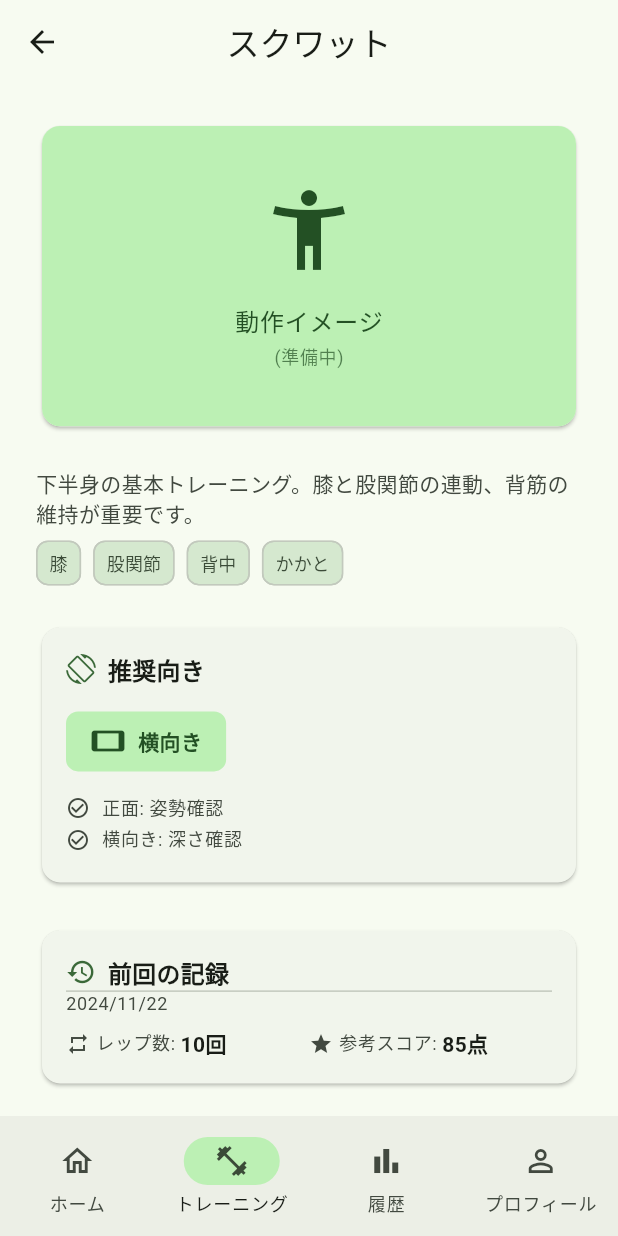
After one commit to Daiki01234567/ai_fitness_app, a Flutter app: the ExerciseDetailScreen screen opened by its route, on a phone screen of 412 x 824 dp. The commit adds this screen. Run offline on Flutter 3.47's test engine with Material 3 defaults, Android fonts, the phone set to English and light mode, and no system bars; our stand-ins replace camera, cloud_firestore, cloud_functions, connectivity_plus, firebase_auth, firebase_core and 6 more; missing offline and left inert: google_mlkit_pose_detection; accounts and stored records are empty; Roboto replaces fonts that are missing (NotoSansJP).

Commit message:
feat: 種目詳細画面を追加し、ボトムナビゲーションを実装
- 種目詳細画面（exercise_detail_screen.dart）を新規作成
  - 動作イメージ、推奨向き、前回記録、目標レップ数入力
  - 仕様書（05_画面遷移図）に準拠
- 種目選択画面にボトムナビゲーションを追加
- 画面遷移フローを修正: 種目選択 → 種目詳細 → カメラ設定
- カメラ設定画面の戻るボタンエラー（GoError: nothing to pop）を修正
- ルーティングに /training/detail を追加

🤖 Generated with [Claude Code](https://claude.com/claude-code)

Co-Authored-By: Claude <noreply@anthropic.com>

```diff
--- a/flutter_app/lib/core/router/app_router.dart
+++ b/flutter_app/lib/core/router/app_router.dart
@@ -22,6 +22,7 @@ import '../../screens/session/pre_session_screen.dart';
 import '../../screens/session/active_session_screen.dart';
 import '../../screens/session/session_result_screen.dart';
 import '../../screens/session/exercise_selection_screen.dart';
+import '../../screens/session/exercise_detail_screen.dart';
 import '../../screens/history/history_screen.dart';
 import '../../screens/analytics/analytics_screen.dart';
 
@@ -35,6 +36,7 @@ class AppRoutes {
   static const passwordReset = '/password-reset';
   static const home = '/home';
   static const training = '/training';
+  static const trainingDetail = '/training/detail';
   static const trainingSetup = '/training/setup';
   static const trainingActive = '/training/active';
   static const trainingResult = '/training/result';
@@ -163,6 +165,19 @@ final appRouterProvider = Provider<GoRouter>((ref) {
         builder: (context, state) => const ExerciseSelectionScreen(),
       ),
       GoRoute(
+        path: AppRoutes.trainingDetail,
+        builder: (context, state) {
+          final exerciseTypeStr = state.uri.queryParameters['exercise'];
+          final exerciseType = exerciseTypeStr != null
+              ? ExerciseType.values.firstWhere(
+                  (e) => e.name == exerciseTypeStr,
+                  orElse: () => ExerciseType.squat,
+                )
+              : ExerciseType.squat;
+          return ExerciseDetailScreen(exerciseType: exerciseType);
+        },
+      ),
+      GoRoute(
         path: AppRoutes.trainingSetup,
         builder: (context, state) {
           final exerciseTypeStr = state.uri.queryParameters['exercise'];
@@ -264,6 +279,10 @@ extension GoRouterExtension on BuildContext {
   /// トレーニング（種目選択）に移動
   void goToTraining() => GoRouter.of(this).go(AppRoutes.training);
 
+  /// 種目詳細画面に移動
+  void goToExerciseDetail(ExerciseType exerciseType) =>
+      GoRouter.of(this).go('${AppRoutes.trainingDetail}?exercise=${exerciseType.name}');
+
   /// 種目タイプ付きでトレーニングセットアップに移動
   void goToTrainingSetup(ExerciseType exerciseType) =>
       GoRouter.of(this).go('${AppRoutes.trainingSetup}?exercise=${exerciseType.name}');
--- /dev/null
+++ b/flutter_app/lib/screens/session/exercise_detail_screen.dart
@@ -0,0 +1,557 @@
+/// Exercise Detail Screen
+///
+/// Displays exercise details, previous records, and goal setting before training.
+/// Reference: docs/specs/05_画面遷移図_ワイヤーフレーム_v3_3.md (3.7)
+///
+/// Features:
+/// - Exercise demonstration image/GIF
+/// - Recommended camera orientation
+/// - Previous session records
+/// - Target reps input
+/// - Navigation to camera setup
+///
+/// Legal notice: This is NOT a medical device.
+/// All feedback is for reference purposes only.
+library;
+
+import 'package:flutter/material.dart';
+import 'package:flutter/services.dart';
+import 'package:flutter_riverpod/flutter_riverpod.dart';
+
+import '../../core/form_analyzer/form_analyzer.dart';
+import '../../core/router/app_router.dart';
+import '../../core/session/session_state.dart';
+import '../../core/theme/app_theme.dart';
+import '../home/home_screen.dart';
+
+/// Exercise detail screen
+class ExerciseDetailScreen extends ConsumerStatefulWidget {
+  const ExerciseDetailScreen({
+    required this.exerciseType,
+    super.key,
+  });
+
+  final ExerciseType exerciseType;
+
+  @override
+  ConsumerState<ExerciseDetailScreen> createState() =>
+      _ExerciseDetailScreenState();
+}
+
+class _ExerciseDetailScreenState extends ConsumerState<ExerciseDetailScreen> {
+  final _targetRepsController = TextEditingController(text: '10');
+  final _formKey = GlobalKey<FormState>();
+
+  @override
+  void dispose() {
+    _targetRepsController.dispose();
+    super.dispose();
+  }
+
+  String _getRecommendedOrientation() {
+    switch (widget.exerciseType) {
+      case ExerciseType.squat:
+      case ExerciseType.pushUp:
+        return '横向き';
+      case ExerciseType.armCurl:
+      case ExerciseType.sideRaise:
+      case ExerciseType.shoulderPress:
+        return '正面';
+    }
+  }
+
+  List<String> _getOrientationHints() {
+    switch (widget.exerciseType) {
+      case ExerciseType.squat:
+        return ['正面: 姿勢確認', '横向き: 深さ確認'];
+      case ExerciseType.pushUp:
+        return ['横向き: 肘の角度確認', '正面: 左右対称確認'];
+      case ExerciseType.armCurl:
+        return ['正面: 左右対称確認', '横向き: 肘の固定確認'];
+      case ExerciseType.sideRaise:
+        return ['正面: 腕の挙上確認', '横向き: 体幹の安定確認'];
+      case ExerciseType.shoulderPress:
+        return ['正面: 左右対称確認', '横向き: 肘の軌道確認'];
+    }
+  }
+
+  IconData _getExerciseIcon() {
+    switch (widget.exerciseType) {
+      case ExerciseType.squat:
+        return Icons.accessibility_new;
+      case ExerciseType.armCurl:
+        return Icons.fitness_center;
+      case ExerciseType.sideRaise:
+        return Icons.open_with;
+      case ExerciseType.shoulderPress:
+        return Icons.arrow_upward;
+      case ExerciseType.pushUp:
+        return Icons.horizontal_rule;
+    }
+  }
+
+  void _startTraining() {
+    if (!_formKey.currentState!.validate()) {
+      return;
+    }
+
+    final targetReps = int.tryParse(_targetRepsController.text) ?? 10;
+
+    // Update session config with target reps
+    ref.read(trainingSessionProvider.notifier).initializeSession(
+          widget.exerciseType,
+          config: SessionConfig(
+            exerciseType: widget.exerciseType,
+            targetReps: targetReps,
+          ),
+        );
+
+    // Navigate to camera setup
+    context.goToTrainingSetup(widget.exerciseType);
+  }
+
+  void _navigateToTab(int index) {
+    ref.read(bottomNavIndexProvider.notifier).state = index;
+    switch (index) {
+      case 0:
+        context.goToHome();
+        break;
+      case 1:
+        context.goToTraining();
+        break;
+      case 2:
+        context.goToHistory();
+        break;
+      case 3:
+        context.goToProfile();
+        break;
+    }
+  }
+
+  @override
+  Widget build(BuildContext context) {
+    final exerciseName = AnalyzerFactory.getDisplayName(widget.exerciseType);
+    final description = AnalyzerFactory.getDescription(widget.exerciseType);
+    final bodyParts = AnalyzerFactory.getKeyBodyParts(widget.exerciseType);
+
+    return Scaffold(
+      appBar: AppBar(
+        leading: IconButton(
+          icon: const Icon(Icons.arrow_back),
+          onPressed: () => context.goToTraining(),
+        ),
+        title: Text(exerciseName),
+      ),
+      body: SafeArea(
+        child: SingleChildScrollView(
+          padding: const EdgeInsets.all(AppSpacing.lg),
+          child: Form(
+            key: _formKey,
+            child: Column(
+              crossAxisAlignment: CrossAxisAlignment.stretch,
+              children: [
+                // Exercise demonstration placeholder
+                _buildExerciseDemo(context),
+                const SizedBox(height: AppSpacing.lg),
+
+                // Exercise description
+                _buildDescriptionSection(context, description, bodyParts),
+                const SizedBox(height: AppSpacing.lg),
+
+                // Recommended orientation
+                _buildOrientationSection(context),
+                const SizedBox(height: AppSpacing.lg),
+
+                // Previous record
+                _buildPreviousRecordSection(context),
+                const SizedBox(height: AppSpacing.lg),
+
+                // Target reps input
+                _buildTargetRepsSection(context),
+                const SizedBox(height: AppSpacing.xl),
+
+                // Start button
+                FilledButton(
+                  onPressed: _startTraining,
+                  style: FilledButton.styleFrom(
+                    minimumSize: const Size.fromHeight(56),
+                  ),
+                  child: const Row(
+                    mainAxisAlignment: MainAxisAlignment.center,
+                    children: [
+                      Icon(Icons.play_arrow),
+                      SizedBox(width: AppSpacing.sm),
+                      Text(
+                        '開始する',
+                        style: TextStyle(
+                          fontSize: 18,
+                          fontWeight: FontWeight.bold,
+                        ),
+                      ),
+                    ],
+                  ),
+                ),
+              ],
+            ),
+          ),
+        ),
+      ),
+      bottomNavigationBar: NavigationBar(
+        selectedIndex: 1, // Training tab is selected
+        onDestinationSelected: _navigateToTab,
+        destinations: const [
+          NavigationDestination(
+            icon: Icon(Icons.home_outlined),
+            selectedIcon: Icon(Icons.home),
+            label: 'ホーム',
+          ),
+          NavigationDestination(
+            icon: Icon(Icons.fitness_center_outlined),
+            selectedIcon: Icon(Icons.fitness_center),
+            label: 'トレーニング',
+          ),
+          NavigationDestination(
+            icon: Icon(Icons.bar_chart_outlined),
+            selectedIcon: Icon(Icons.bar_chart),
+            label: '履歴',
+          ),
+          NavigationDestination(
+            icon: Icon(Icons.person_outline),
+            selectedIcon: Icon(Icons.person),
+            label: 'プロフィール',
+          ),
+        ],
+      ),
+    );
+  }
+
+  /// Build exercise demonstration section
+  Widget _buildExerciseDemo(BuildContext context) {
+    return Card(
+      clipBehavior: Clip.antiAlias,
+      child: AspectRatio(
+        aspectRatio: 16 / 9,
+        child: Container(
+          color: Theme.of(context).colorScheme.primaryContainer,
+          child: Column(
+            mainAxisAlignment: MainAxisAlignment.center,
+            children: [
+              Icon(
+                _getExerciseIcon(),
+                size: 64,
+                color: Theme.of(context).colorScheme.onPrimaryContainer,
+              ),
+              const SizedBox(height: AppSpacing.md),
+              Text(
+                '動作イメージ',
+                style: Theme.of(context).textTheme.bodyLarge?.copyWith(
+                      color: Theme.of(context).colorScheme.onPrimaryContainer,
+                    ),
+              ),
+              const SizedBox(height: AppSpacing.xs),
+              Text(
+                '(準備中)',
+                style: Theme.of(context).textTheme.bodySmall?.copyWith(
+                      color: Theme.of(context)
+                          .colorScheme
+                          .onPrimaryContainer
+                          .withValues(alpha: 0.7),
+                    ),
+              ),
+            ],
+          ),
+        ),
+      ),
+    );
+  }
+
+  /// Build description section
+  Widget _buildDescriptionSection(
+    BuildContext context,
+    String description,
+    List<String> bodyParts,
+  ) {
+    return Column(
+      crossAxisAlignment: CrossAxisAlignment.start,
+      children: [
+        Text(
+          description,
+          style: Theme.of(context).textTheme.bodyMedium?.copyWith(
+                color: Theme.of(context).colorScheme.onSurfaceVariant,
+              ),
+        ),
+        const SizedBox(height: AppSpacing.sm),
+        Wrap(
+          spacing: AppSpacing.sm,
+          runSpacing: AppSpacing.xs,
+          children: bodyParts.map((part) {
+            return Chip(
+              label: Text(part),
+              backgroundColor: Theme.of(context).colorScheme.secondaryContainer,
+              labelStyle: TextStyle(
+                color: Theme.of(context).colorScheme.onSecondaryContainer,
+                fontSize: 12,
+              ),
+              materialTapTargetSize: MaterialTapTargetSize.shrinkWrap,
+              padding: EdgeInsets.zero,
+              visualDensity: VisualDensity.compact,
+            );
+          }).toList(),
+        ),
+      ],
+    );
+  }
+
+  /// Build recommended orientation section
+  Widget _buildOrientationSection(BuildContext context) {
+    return Card(
+      child: Padding(
+        padding: const EdgeInsets.all(AppSpacing.md),
+        child: Column(
+          crossAxisAlignment: CrossAxisAlignment.start,
+          children: [
+            Row(
+              children: [
+                Icon(
+                  Icons.screen_rotation,
+                  size: 20,
+                  color: Theme.of(context).colorScheme.primary,
+                ),
+                const SizedBox(width: AppSpacing.sm),
+                Text(
+                  '推奨向き',
+                  style: Theme.of(context).textTheme.titleMedium?.copyWith(
+                        fontWeight: FontWeight.bold,
+                      ),
+                ),
+              ],
+            ),
+            const SizedBox(height: AppSpacing.md),
+            Container(
+              padding: const EdgeInsets.symmetric(
+                horizontal: AppSpacing.md,
+                vertical: AppSpacing.sm,
+              ),
+              decoration: BoxDecoration(
+                color: Theme.of(context).colorScheme.primaryContainer,
+                borderRadius: BorderRadius.circular(AppRadius.md),
+              ),
+              child: Row(
+                mainAxisSize: MainAxisSize.min,
+                children: [
+                  Icon(
+                    _getRecommendedOrientation() == '横向き'
+                        ? Icons.stay_current_landscape
+                        : Icons.stay_current_portrait,
+                    color: Theme.of(context).colorScheme.onPrimaryContainer,
+                  ),
+                  const SizedBox(width: AppSpacing.sm),
+                  Text(
+                    _getRecommendedOrientation(),
+                    style: TextStyle(
+                      color: Theme.of(context).colorScheme.onPrimaryContainer,
+                      fontWeight: FontWeight.bold,
+                    ),
+                  ),
+                ],
+              ),
+            ),
+            const SizedBox(height: AppSpacing.md),
+            ...(_getOrientationHints().map((hint) => Padding(
+                  padding: const EdgeInsets.only(bottom: AppSpacing.xs),
+                  child: Row(
+                    children: [
+                      Icon(
+                        Icons.check_circle_outline,
+                        size: 16,
+                        color: Theme.of(context).colorScheme.onSurfaceVariant,
+                      ),
+                      const SizedBox(width: AppSpacing.sm),
+                      Text(
+                        hint,
+                        style: Theme.of(context).textTheme.bodySmall?.copyWith(
+                              color: Theme.of(context)
+                                  .colorScheme
+                                  .onSurfaceVariant,
+                            ),
+                      ),
+                    ],
+                  ),
+                ))),
+          ],
+        ),
+      ),
+    );
+  }
+
+  /// Build previous record section (mock data for now)
+  Widget _buildPreviousRecordSection(BuildContext context) {
+    // TODO: Fetch actual previous record from Firestore
+    // For now, using mock data - will be replaced with actual data fetch
+    const hasPreviousRecord = true; // Mock: assume there is a previous record
+
+    return Card(
+      child: Padding(
+        padding: const EdgeInsets.all(AppSpacing.md),
+        child: Column(
+          crossAxisAlignment: CrossAxisAlignment.start,
+          children: [
+            Row(
+              children: [
+                Icon(
+                  Icons.history,
+                  size: 20,
+                  color: Theme.of(context).colorScheme.primary,
+                ),
+                const SizedBox(width: AppSpacing.sm),
+                Text(
+                  '前回の記録',
+                  style: Theme.of(context).textTheme.titleMedium?.copyWith(
+                        fontWeight: FontWeight.bold,
+                      ),
+                ),
+              ],
+            ),
+            const Divider(),
+            if (hasPreviousRecord) ...[
+              Text(
+                '2024/11/22',
+                style: Theme.of(context).textTheme.bodySmall?.copyWith(
+                      color: Theme.of(context).colorScheme.onSurfaceVariant,
+                    ),
+              ),
+              const SizedBox(height: AppSpacing.sm),
+              Row(
+                children: [
+                  Expanded(
+                    child: _buildRecordItem(
+                      context,
+                      icon: Icons.repeat,
+                      label: 'レップ数',
+                      value: '10回',
+                    ),
+                  ),
+                  Expanded(
+                    child: _buildRecordItem(
+                      context,
+                      icon: Icons.star,
+                      label: '参考スコア',
+                      value: '85点',
+                    ),
+                  ),
+                ],
+              ),
+            ] else
+              // ignore: dead_code - will be shown when hasPreviousRecord is false (future feature)
+              Padding(
+                padding: const EdgeInsets.symmetric(vertical: AppSpacing.md),
+                child: Center(
+                  child: Text(
+                    'まだ記録がありません',
+                    style: Theme.of(context).textTheme.bodyMedium?.copyWith(
+                          color: Theme.of(context).colorScheme.onSurfaceVariant,
+                        ),
+                  ),
+                ),
+              ),
+          ],
+        ),
+      ),
+    );
+  }
+
+  /// Build a single record item
+  Widget _buildRecordItem(
+    BuildContext context, {
+    required IconData icon,
+    required String label,
+    required String value,
+  }) {
+    return Row(
+      children: [
+        Icon(
+          icon,
+          size: 16,
+          color: Theme.of(context).colorScheme.onSurfaceVariant,
+        ),
+        const SizedBox(width: AppSpacing.xs),
+        Text(
+          '$label: ',
+          style: Theme.of(context).textTheme.bodySmall?.copyWith(
+                color: Theme.of(context).colorScheme.onSurfaceVariant,
+              ),
+        ),
+        Text(
+          value,
+          style: Theme.of(context).textTheme.bodyMedium?.copyWith(
+                fontWeight: FontWeight.bold,
+              ),
+        ),
+      ],
+    );
+  }
+
+  /// Build target reps input section
+  Widget _buildTargetRepsSection(BuildContext context) {
+    return Card(
+      child: Padding(
+        padding: const EdgeInsets.all(AppSpacing.md),
+        child: Column(
+          crossAxisAlignment: CrossAxisAlignment.start,
+          children: [
+            Row(
+              children: [
+                Icon(
+                  Icons.flag,
+                  size: 20,
+                  color: Theme.of(context).colorScheme.primary,
+                ),
+                const SizedBox(width: AppSpacing.sm),
+                Text(
+                  '今回の目標',
+                  style: Theme.of(context).textTheme.titleMedium?.copyWith(
+                        fontWeight: FontWeight.bold,
+                      ),
+                ),
+              ],
+            ),
+            const Divider(),
+            TextFormField(
+              controller: _targetRepsController,
+              keyboardType: TextInputType.number,
+              inputFormatters: [
+                FilteringTextInputFormatter.digitsOnly,
+              ],
+              decoration: InputDecoration(
+                labelText: 'レップ数 (回)',
+                hintText: '例: 10、15、20',
+                prefixIcon: const Icon(Icons.repeat),
+                suffixText: '回',
+              ),
+              validator: (value) {
+                if (value == null || value.isEmpty) {
+                  return 'レップ数を入力してください';
+                }
+                final reps = int.tryParse(value);
+                if (reps == null || reps < 1) {
+                  return '1以上の数字を入力してください';
+                }
+                if (reps > 100) {
+                  return '100以下の数字を入力してください';
+                }
+                return null;
+              },
+            ),
+            const SizedBox(height: AppSpacing.sm),
+            Text(
+              '例: 10、15、20',
+              style: Theme.of(context).textTheme.bodySmall?.copyWith(
+                    color: Theme.of(context).colorScheme.onSurfaceVariant,
+                  ),
+            ),
+          ],
+        ),
+      ),
+    );
+  }
+}
--- a/flutter_app/lib/screens/session/exercise_selection_screen.dart
+++ b/flutter_app/lib/screens/session/exercise_selection_screen.dart
@@ -9,15 +9,33 @@ library;
 
 import 'package:flutter/material.dart';
 import 'package:flutter_riverpod/flutter_riverpod.dart';
-import 'package:go_router/go_router.dart';
 
 import '../../core/form_analyzer/form_analyzer.dart';
 import '../../core/router/app_router.dart';
 import '../../core/theme/app_theme.dart';
+import '../home/home_screen.dart';
 
 /// Exercise selection screen
 class ExerciseSelectionScreen extends ConsumerWidget {
   const ExerciseSelectionScreen({super.key});
+
+  void _navigateToTab(BuildContext context, WidgetRef ref, int index) {
+    ref.read(bottomNavIndexProvider.notifier).state = index;
+    switch (index) {
+      case 0:
+        context.goToHome();
+        break;
+      case 1:
+        // Already on training tab
+        break;
+      case 2:
+        context.goToHistory();
+        break;
+      case 3:
+        context.goToProfile();
+        break;
+    }
+  }
 
   @override
   Widget build(BuildContext context, WidgetRef ref) {
@@ -25,7 +43,7 @@ class ExerciseSelectionScreen extends ConsumerWidget {
       appBar: AppBar(
         leading: IconButton(
           icon: const Icon(Icons.arrow_back),
-          onPressed: () => context.go(AppRoutes.home),
+          onPressed: () => context.goToHome(),
         ),
         title: const Text('種目選択'),
       ),
@@ -55,6 +73,32 @@ class ExerciseSelectionScreen extends ConsumerWidget {
             ),
           ],
         ),
+      ),
+      bottomNavigationBar: NavigationBar(
+        selectedIndex: 1, // Training tab is selected
+        onDestinationSelected: (index) => _navigateToTab(context, ref, index),
+        destinations: const [
+          NavigationDestination(
+            icon: Icon(Icons.home_outlined),
+            selectedIcon: Icon(Icons.home),
+            label: 'ホーム',
+          ),
+          NavigationDestination(
+            icon: Icon(Icons.fitness_center_outlined),
+            selectedIcon: Icon(Icons.fitness_center),
+            label: 'トレーニング',
+          ),
+          NavigationDestination(
+            icon: Icon(Icons.bar_chart_outlined),
+            selectedIcon: Icon(Icons.bar_chart),
+            label: '履歴',
+          ),
+          NavigationDestination(
+            icon: Icon(Icons.person_outline),
+            selectedIcon: Icon(Icons.person),
+            label: 'プロフィール',
+          ),
+        ],
       ),
     );
   }
@@ -115,7 +159,8 @@ class _ExerciseCard extends StatelessWidget {
       margin: const EdgeInsets.only(bottom: AppSpacing.md),
       child: InkWell(
         onTap: () {
-          context.goToTrainingSetup(exerciseType);
+          // Navigate to exercise detail screen instead of directly to setup
+          context.goToExerciseDetail(exerciseType);
         },
         borderRadius: BorderRadius.circular(AppRadius.md),
         child: Padding(
--- a/flutter_app/lib/screens/session/pre_session_screen.dart
+++ b/flutter_app/lib/screens/session/pre_session_screen.dart
@@ -18,9 +18,9 @@ import 'dart:async';
 import 'package:camera/camera.dart';
 import 'package:flutter/material.dart';
 import 'package:flutter_riverpod/flutter_riverpod.dart';
-import 'package:go_router/go_router.dart';
 
 import '../../core/camera/camera_service.dart';
+import '../../core/router/app_router.dart';
 import '../../core/pose/coordinate_transformer.dart';
 import '../../core/pose/pose_session_controller.dart';
 import '../../core/session/session_state.dart';
@@ -102,7 +102,7 @@ class _PreSessionScreenState extends ConsumerState<PreSessionScreen> {
 
   void _navigateToActiveSession() {
     ref.read(trainingSessionProvider.notifier).startActiveSession();
-    context.go('/training/active');
+    context.goToActiveTraining();
   }
 
   void _handleChecklistChange(String itemId, bool checked) {
@@ -129,7 +129,8 @@ class _PreSessionScreenState extends ConsumerState<PreSessionScreen> {
           onPressed: () {
             ref.read(poseSessionControllerProvider.notifier).stopSession();
             ref.read(trainingSessionProvider.notifier).resetSession();
-            context.pop();
+            // Use goToTraining instead of pop to avoid GoError when navigation stack is empty
+            context.goToTraining();
           },
         ),
         title: const Text('カメラ設定'),
```
